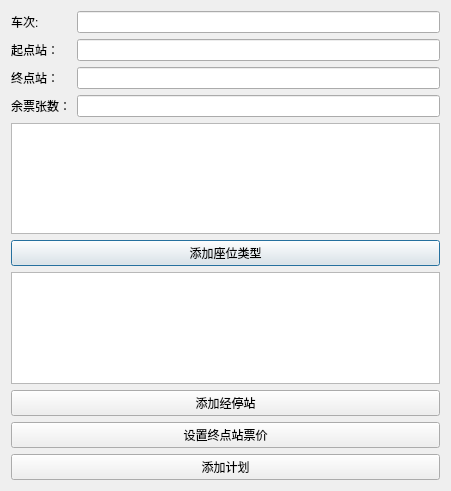
Qt form Client/UI/TrainUI/addplan.ui (TimerChen/TrainTickets) before a commit.
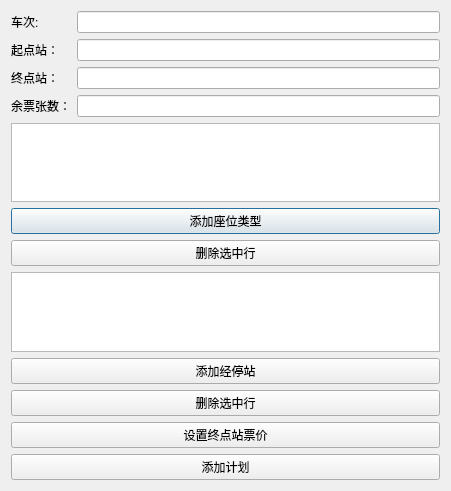
The same form after that commit. Icons and pictures are not drawn.

Diff of the .ui file:
```diff
--- a/Client/UI/TrainUI/addplan.ui
+++ b/Client/UI/TrainUI/addplan.ui
@@ -84,6 +84,13 @@
          </property>
         </widget>
        </item>
+       <item>
+        <widget class="QPushButton" name="deleteSeatTypeBtn">
+         <property name="text">
+          <string>删除选中行</string>
+         </property>
+        </widget>
+       </item>
        <item>
         <widget class="QTableView" name="stationsTableView"/>
        </item>
@@ -94,6 +101,13 @@
          </property>
         </widget>
        </item>
+       <item>
+        <widget class="QPushButton" name="deleteStationBtn">
+         <property name="text">
+          <string>删除选中行</string>
+         </property>
+        </widget>
+       </item>
        <item>
         <widget class="QPushButton" name="setEndStationPriceBtn">
          <property name="text">
```
